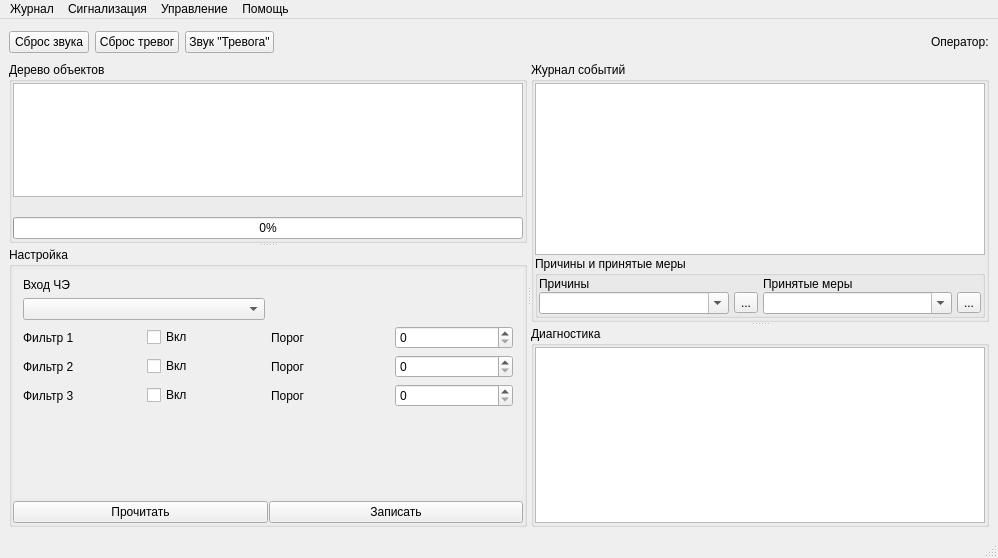
Above: m_server/MainWindowServer.ui from xXRadioHeadXx/start7 before the change. Below: the same form after it.
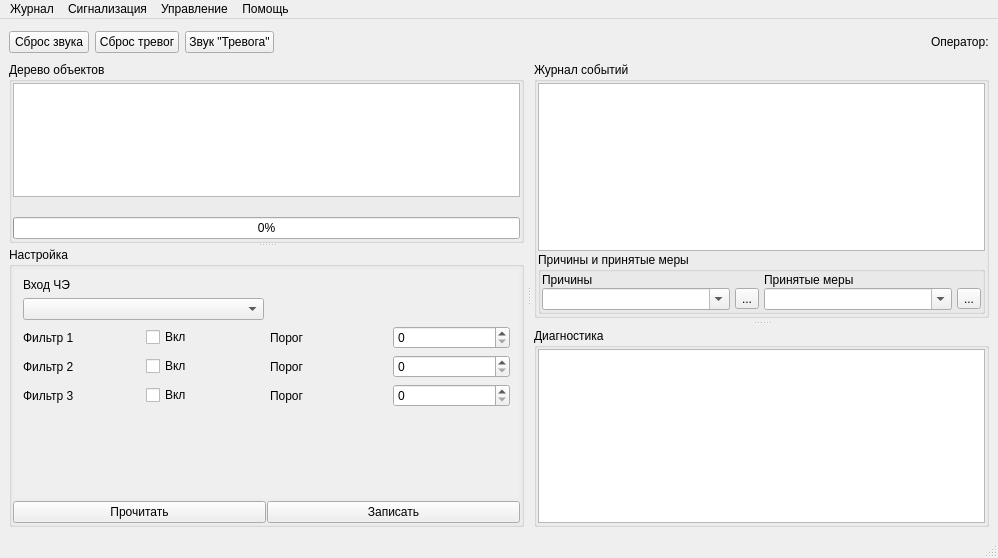
That is the form after the change. Icons and pictures are not drawn.

What changed in the file:
```diff
--- a/m_server/MainWindowServer.ui
+++ b/m_server/MainWindowServer.ui
@@ -111,6 +111,9 @@
       <property name="orientation">
        <enum>Qt::Horizontal</enum>
       </property>
+      <property name="handleWidth">
+       <number>10</number>
+      </property>
       <widget class="QSplitter" name="splitter_2">
        <property name="orientation">
         <enum>Qt::Vertical</enum>
@@ -1279,6 +1282,12 @@
        <property name="orientation">
         <enum>Qt::Vertical</enum>
        </property>
+       <property name="opaqueResize">
+        <bool>true</bool>
+       </property>
+       <property name="handleWidth">
+        <number>10</number>
+       </property>
        <widget class="QGroupBox" name="groupBox_Jour">
         <property name="title">
          <string>Журнал событий</string>
@@ -1440,6 +1449,12 @@
            <property name="selectionMode">
             <enum>QAbstractItemView::NoSelection</enum>
            </property>
+           <attribute name="horizontalHeaderVisible">
+            <bool>false</bool>
+           </attribute>
+           <attribute name="verticalHeaderVisible">
+            <bool>false</bool>
+           </attribute>
           </widget>
          </item>
         </layout>
```
Left out of the diff: 2 changed lines with no effect on the pictures.
